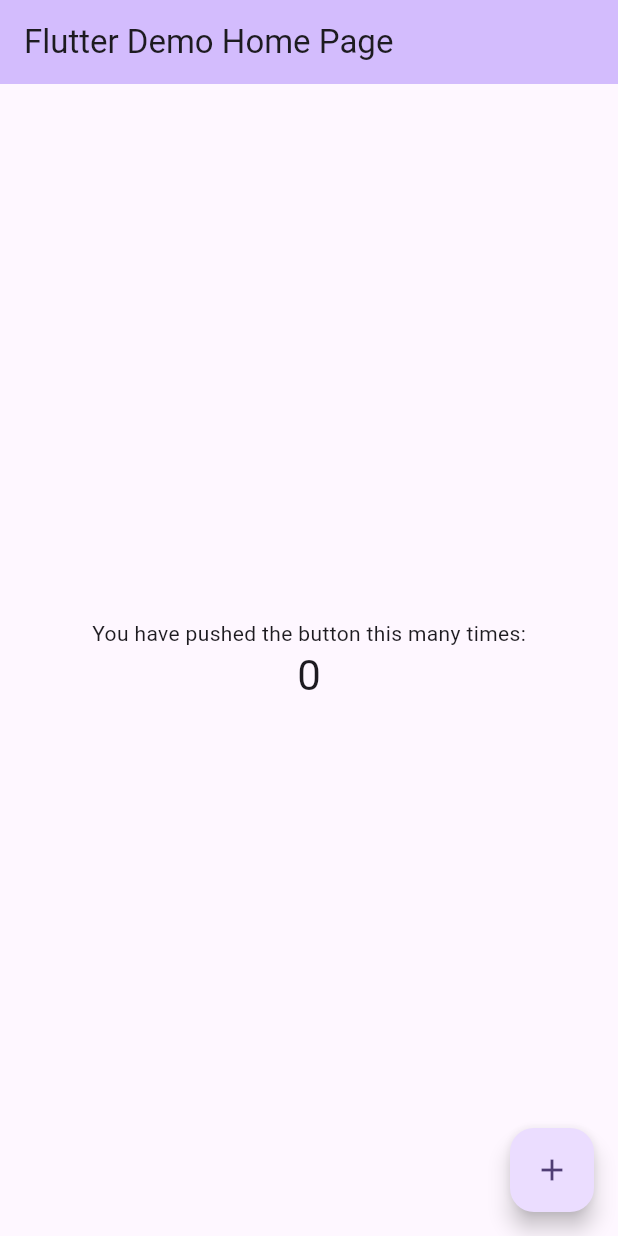
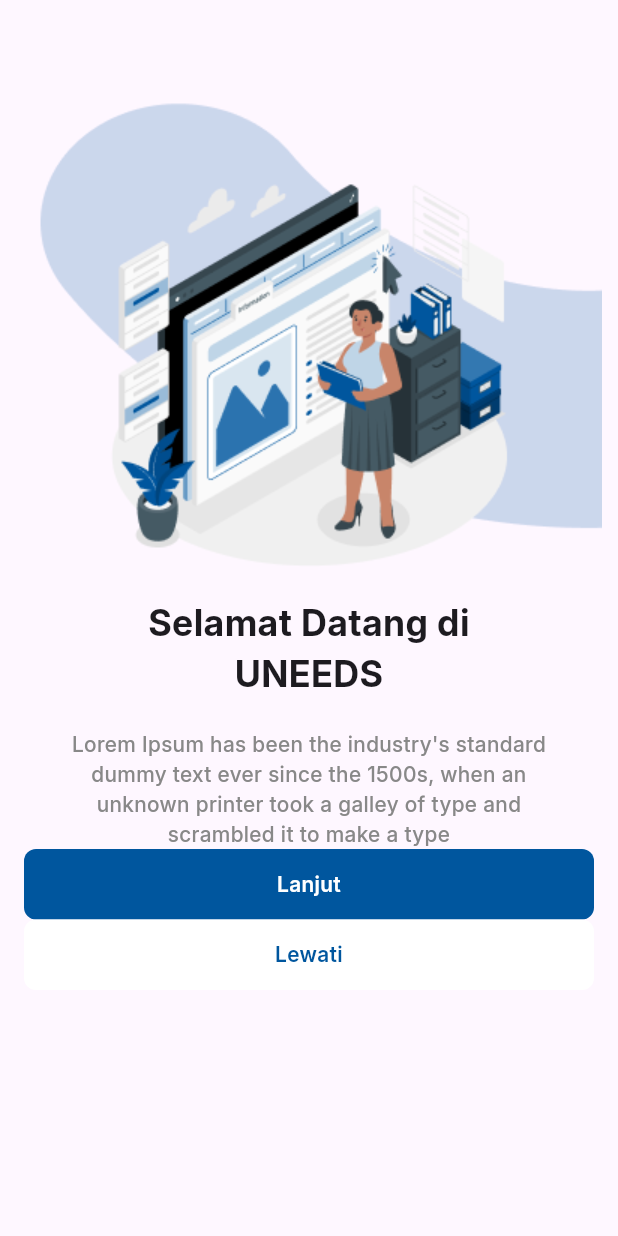
Before and after one commit to aryaprtm11/uneeds, a Flutter app: the screen it shows after launch, on a phone screen of 412 x 824 dp. Run offline on Flutter 3.47's test engine with Material 3 defaults, Android fonts, the phone set to English and light mode, and no system bars.

Commit message:
add welcome 1

```diff
--- a/uneeds/lib/main.dart
+++ b/uneeds/lib/main.dart
@@ -1,4 +1,5 @@
 import 'package:flutter/material.dart';
+import 'package:uneeds/views/onboarding.dart';
 
 void main() {
   runApp(const MyApp());
@@ -11,112 +12,12 @@ class MyApp extends StatelessWidget {
   @override
   Widget build(BuildContext context) {
     return MaterialApp(
-      title: 'Flutter Demo',
+      debugShowCheckedModeBanner: false,
+      title: 'Welcome to Uneeds!',
       theme: ThemeData(
-        // This is the theme of your application.
-        //
-        // TRY THIS: Try running your application with "flutter run". You'll see
-        // the application has a purple toolbar. Then, without quitting the app,
-        // try changing the seedColor in the colorScheme below to Colors.green
-        // and then invoke "hot reload" (save your changes or press the "hot
-        // reload" button in a Flutter-supported IDE, or press "r" if you used
-        // the command line to start the app).
-        //
-        // Notice that the counter didn't reset back to zero; the application
-        // state is not lost during the reload. To reset the state, use hot
-        // restart instead.
-        //
-        // This works for code too, not just values: Most code changes can be
-        // tested with just a hot reload.
         colorScheme: ColorScheme.fromSeed(seedColor: Colors.deepPurple),
       ),
-      home: const MyHomePage(title: 'Flutter Demo Home Page'),
+      home: const OnboardingView(),
     );
   }
 }
-
-class MyHomePage extends StatefulWidget {
-  const MyHomePage({super.key, required this.title});
-
-  // This widget is the home page of your application. It is stateful, meaning
-  // that it has a State object (defined below) that contains fields that affect
-  // how it looks.
-
-  // This class is the configuration for the state. It holds the values (in this
-  // case the title) provided by the parent (in this case the App widget) and
-  // used by the build method of the State. Fields in a Widget subclass are
-  // always marked "final".
-
-  final String title;
-
-  @override
-  State<MyHomePage> createState() => _MyHomePageState();
-}
-
-class _MyHomePageState extends State<MyHomePage> {
-  int _counter = 0;
-
-  void _incrementCounter() {
-    setState(() {
-      // This call to setState tells the Flutter framework that something has
-      // changed in this State, which causes it to rerun the build method below
-      // so that the display can reflect the updated values. If we changed
-      // _counter without calling setState(), then the build method would not be
-      // called again, and so nothing would appear to happen.
-      _counter++;
-    });
-  }
-
-  @override
-  Widget build(BuildContext context) {
-    // This method is rerun every time setState is called, for instance as done
-    // by the _incrementCounter method above.
-    //
-    // The Flutter framework has been optimized to make rerunning build methods
-    // fast, so that you can just rebuild anything that needs updating rather
-    // than having to individually change instances of widgets.
-    return Scaffold(
-      appBar: AppBar(
-        // TRY THIS: Try changing the color here to a specific color (to
-        // Colors.amber, perhaps?) and trigger a hot reload to see the AppBar
-        // change color while the other colors stay the same.
-        backgroundColor: Theme.of(context).colorScheme.inversePrimary,
-        // Here we take the value from the MyHomePage object that was created by
-        // the App.build method, and use it to set our appbar title.
-        title: Text(widget.title),
-      ),
-      body: Center(
-        // Center is a layout widget. It takes a single child and positions it
-        // in the middle of the parent.
-        child: Column(
-          // Column is also a layout widget. It takes a list of children and
-          // arranges them vertically. By default, it sizes itself to fit its
-          // children horizontally, and tries to be as tall as its parent.
-          //
-          // Column has various properties to control how it sizes itself and
-          // how it positions its children. Here we use mainAxisAlignment to
-          // center the children vertically; the main axis here is the vertical
-          // axis because Columns are vertical (the cross axis would be
-          // horizontal).
-          //
-          // TRY THIS: Invoke "debug painting" (choose the "Toggle Debug Paint"
-          // action in the IDE, or press "p" in the console), to see the
-          // wireframe for each widget.
-          mainAxisAlignment: MainAxisAlignment.center,
-          children: <Widget>[
-            const Text('You have pushed the button this many times:'),
-            Text(
-              '$_counter',
-              style: Theme.of(context).textTheme.headlineMedium,
-            ),
-          ],
-        ),
-      ),
-      floatingActionButton: FloatingActionButton(
-        onPressed: _incrementCounter,
-        tooltip: 'Increment',
-        child: const Icon(Icons.add),
-      ), // This trailing comma makes auto-formatting nicer for build methods.
-    );
-  }
-}
--- /dev/null
+++ b/uneeds/lib/utils/color.dart
@@ -0,0 +1,5 @@
+import 'package:flutter/material.dart';
+
+Color blueColor = const Color(0xFF00569E);
+Color fontGrayColor = const Color(0xFF888888);
+Color iconGrayColor = const Color(0xFFCCCCCC);
--- /dev/null
+++ b/uneeds/lib/views/onboarding.dart
@@ -0,0 +1,103 @@
+import 'package:flutter/material.dart';
+import 'package:uneeds/utils/color.dart';
+
+class OnboardingView extends StatefulWidget {
+  const OnboardingView({super.key});
+
+  @override
+  State<OnboardingView> createState() => _OnboardingViewState();
+}
+
+class _OnboardingViewState extends State<OnboardingView> {
+  @override
+  Widget build(BuildContext context) {
+    return Scaffold(
+      body: Column(
+        children: [
+          Image.asset("assets/gambar/welcome-1.png"),
+
+          Padding(
+            padding: const EdgeInsets.fromLTRB(16, 8, 16, 0),
+            child: Column(
+              children: [
+                Padding(
+                  padding: const EdgeInsets.only(bottom: 20.0),
+                  child: Text(
+                    "Selamat Datang di\nUNEEDS",
+                    textAlign: TextAlign.center,
+                    style: TextStyle(fontFamily: "InterBold", fontSize: 24),
+                  ),
+                ),
+
+                Padding(
+                  padding: const EdgeInsets.symmetric(horizontal: 16.0),
+                  child: Text(
+                    "Lorem Ipsum has been the industry's standard dummy text ever since the 1500s, when an unknown printer took a galley of type and scrambled it to make a type",
+                    textAlign: TextAlign.center,
+                    style: TextStyle(
+                      fontFamily: "InterMedium",
+                      fontSize: 14,
+                      color: fontGrayColor,
+                    ),
+                  ),
+                ),
+              ],
+            ),
+          ),
+
+          Padding(
+            padding: EdgeInsets.symmetric(horizontal: 16),
+            child: GestureDetector(
+              onTap: () {
+                print("lanjut");
+              },
+              child: Container(
+                width: double.infinity,
+                padding: EdgeInsets.symmetric(vertical: 13.5),
+                decoration: BoxDecoration(
+                  color: blueColor,
+                  borderRadius: BorderRadius.circular(8),
+                ),
+                child: Text(
+                  "Lanjut",
+                  textAlign: TextAlign.center,
+                  style: TextStyle(
+                    fontFamily: "InterSemiBold",
+                    fontSize: 14,
+                    color: Colors.white,
+                  ),
+                ),
+              ),
+            ),
+          ),
+
+          Padding(
+            padding: EdgeInsets.symmetric(horizontal: 16),
+            child: GestureDetector(
+              onTap: () {
+                print("lewati");
+              },
+              child: Container(
+                width: double.infinity,
+                padding: EdgeInsets.symmetric(vertical: 13.5),
+                decoration: BoxDecoration(
+                  color: Colors.white,
+                  borderRadius: BorderRadius.circular(8),
+                ),
+                child: Text(
+                  "Lewati",
+                  textAlign: TextAlign.center,
+                  style: TextStyle(
+                    fontFamily: "InterSemiBold",
+                    fontSize: 14,
+                    color: blueColor,
+                  ),
+                ),
+              ),
+            ),
+          ),
+        ],
+      ),
+    );
+  }
+}
```
Also changed, not shown: uneeds/assets/gambar/welcome-1.png.
